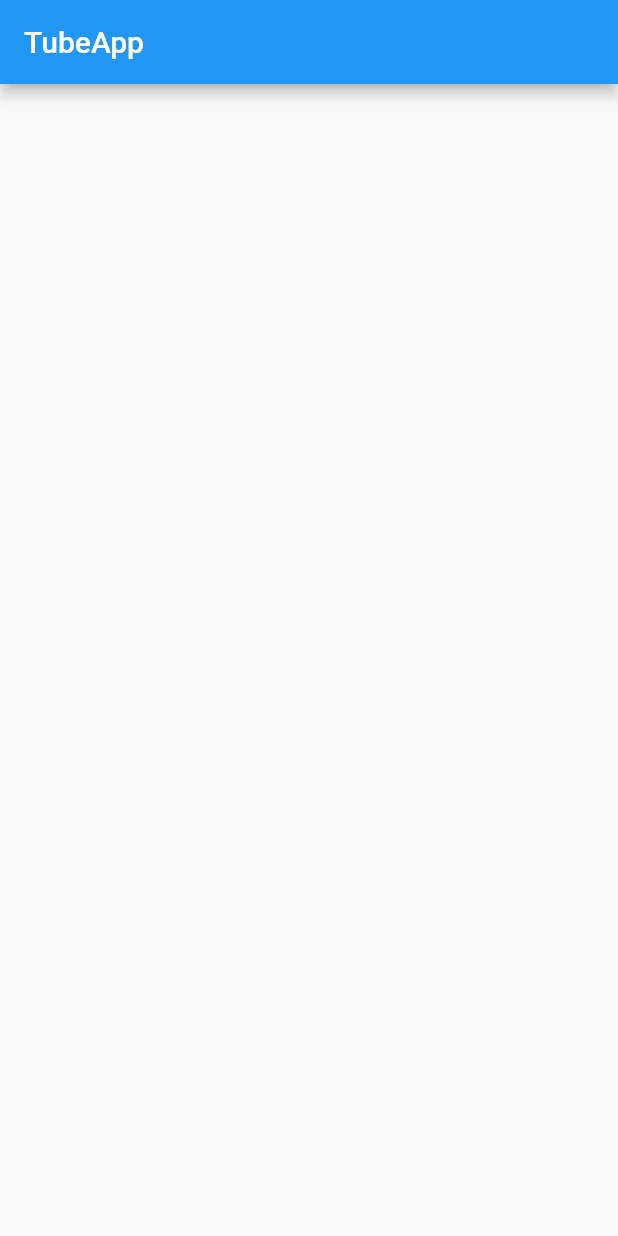
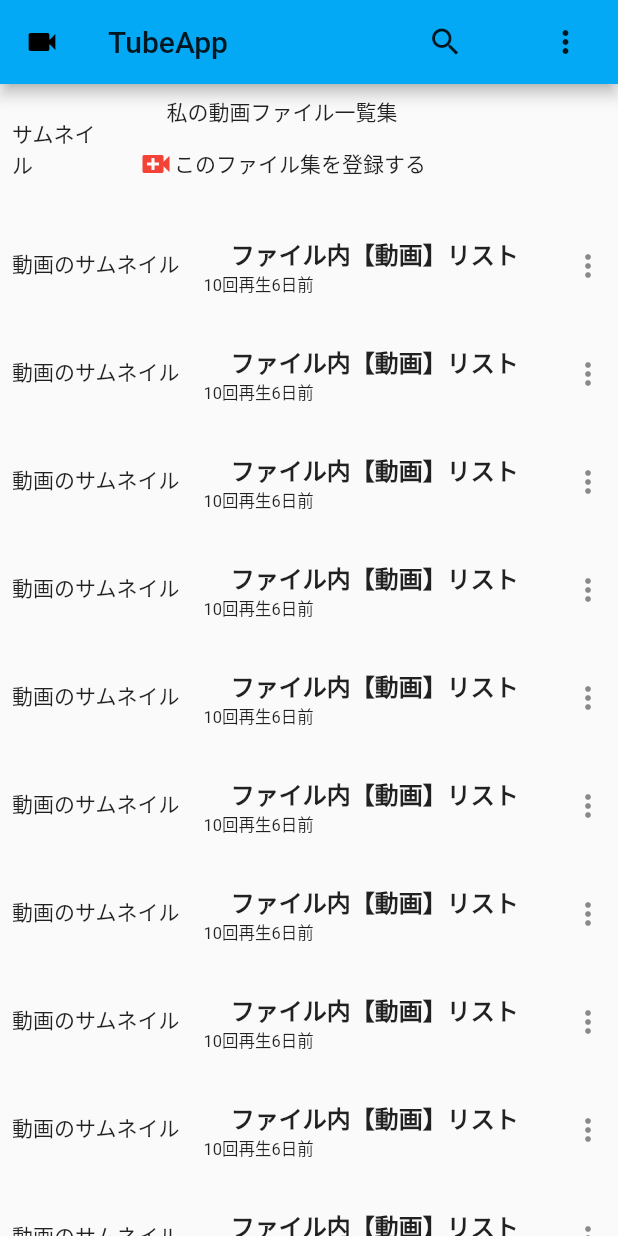
Before and after one commit to RYgithub1/coriander4, a Flutter app: the screen it shows after launch, on a phone screen of 412 x 824 dp. Run offline on Flutter 3.47's test engine with Material 2 defaults, Android fonts, the phone set to English and light mode, and no system bars.

Commit message:
view_of_Tube

```diff
--- a/lib/main.dart
+++ b/lib/main.dart
@@ -1,21 +1,145 @@
 import 'package:flutter/material.dart';
 
-// 最初に呼ばれるmain -> MyApp呼び出し -> class MyApp呼び出し
+import 'video_detail_page.dart';
+
+
+// 最初に呼ばれるmain -> MyApp呼び出し -> class MyApp呼び出し ->MaterialApp ->AppBar/Body構成
 void main() {
   runApp(MyApp());
 }
 
-
 // 【レス】--------
 class MyApp extends StatelessWidget {
+  final items = List<String>.generate(10000, (i) => "Item $i");
+
   @override
   Widget build(BuildContext context) {
     return MaterialApp(
-      home:  Scaffold(
+      theme: ThemeData(
+        primaryColor: Colors.lightBlue,
+      ),
+      home: Scaffold(
         appBar: AppBar(
-          title: const Text("TubeApp"),
+          leading: Icon(
+            Icons.videocam,
+          ),
+          title: const Text(
+            "TubeApp",
+          ),
+          actions: <Widget>[
+            SizedBox(
+              width: 90,
+              child: FlatButton(
+                child: Icon(Icons.search),
+                onPressed: () {
+                  // TODO:
+                },
+              ),
+            ),
+            SizedBox(
+              width: 70,
+              child: FlatButton(
+                child: Icon(Icons.more_vert),
+                onPressed: () {
+                  // TODO:
+                },
+              ),
+            ),
+          ],
         ),
-        body: Container(),
+        body: Container(
+          child: Column(
+            children: <Widget>[
+              Padding(
+                padding: const EdgeInsets.all(8.0),
+                child: Row(
+                  children: <Widget>[
+                    SizedBox(
+                      width: 60,
+                      height: 40,
+                      child: Text("サムネイル"),
+                    ),
+                    const SizedBox(
+                      width: 8,
+                    ),
+                    Column(
+                      children: <Widget>[
+                        const Text(
+                          "私の動画ファイル一覧集",
+                        ),
+                        FlatButton(
+                          child: Row(
+                            children: <Widget>[
+                              Icon(
+                                Icons.video_call,
+                                color: Colors.red,
+                              ),
+                              Text(
+                                "このファイル集を登録する",
+                              ),
+                            ],
+                          ),
+                          onPressed: () {
+                            // TODO:
+                          },
+                        ),
+                      ],
+                    ),
+                  ],
+                ),
+              ),
+              Expanded(
+                child: ListView.builder(
+                  itemCount: items.length,
+                  itemBuilder: (context, index) {
+                    return ListTile(
+                      onTap: () async {
+                        // TODO: 画面遷移
+                        await Navigator.push(
+                            context,
+                            MaterialPageRoute(
+                              builder: (context) => VideoDetailPage(),
+                            ),
+                        );
+                      },
+                      contentPadding: EdgeInsets.all(8),
+                      leading: Text("動画のサムネイル"),
+                      title: Column(
+                        children: <Widget>[
+                          Text(
+                            'ファイル内【動画】リスト',
+                            style: TextStyle(
+                              fontWeight: FontWeight.bold,
+                            ),
+                          ),
+
+                          Row(
+                            children: <Widget>[
+                              Text(
+                                '10回再生',
+                                style: TextStyle(
+                                  fontSize: 11,
+                                ),
+
+                              ),
+                              Text(
+                                '6日前',
+                                style: TextStyle(
+                                  fontSize: 11,
+                                ),
+                              ),
+                            ],
+                          ),
+                        ],
+                      ),
+                      trailing: Icon(Icons.more_vert),
+                    );
+                  },
+                ),
+              ),
+            ],
+          ),
+        ),
       ),
     );
   }
--- /dev/null
+++ b/lib/video_detail_page.dart
@@ -0,0 +1,16 @@
+import 'package:flutter/material.dart';
+
+
+class VideoDetailPage extends StatelessWidget {
+  @override
+  Widget build(BuildContext context) {
+    return Scaffold(
+      appBar: AppBar(),
+      body: Container(
+        child: Container(
+            child: Text("各動画ページ"),
+        ),
+      ),
+    );
+  }
+}
```
